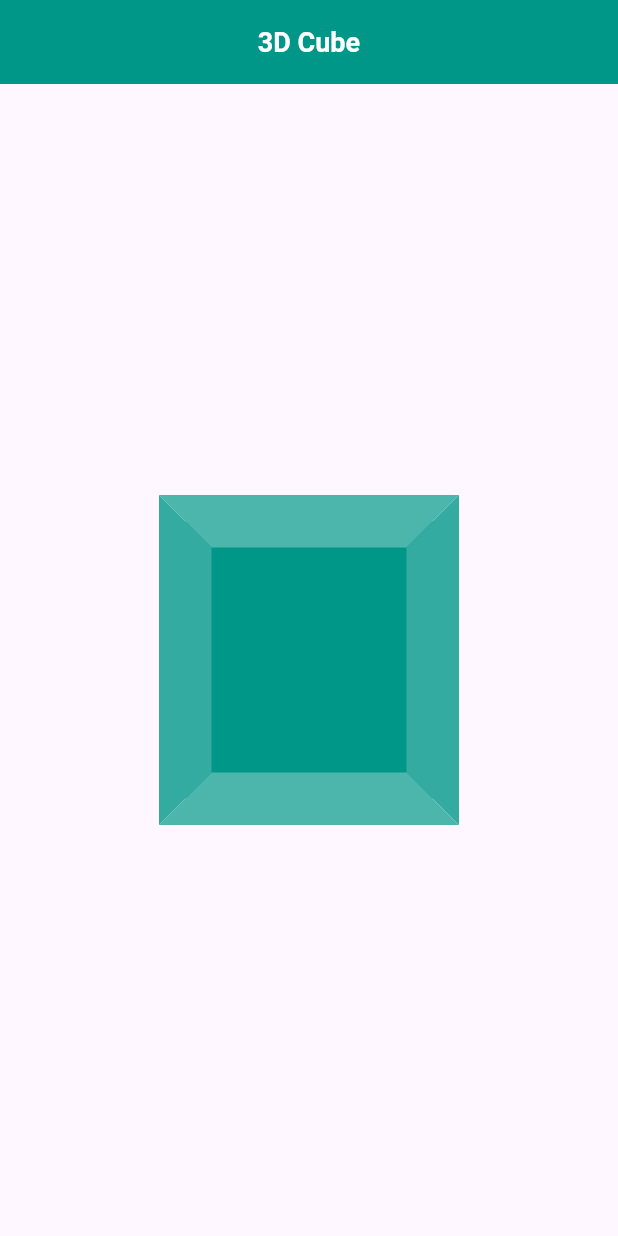
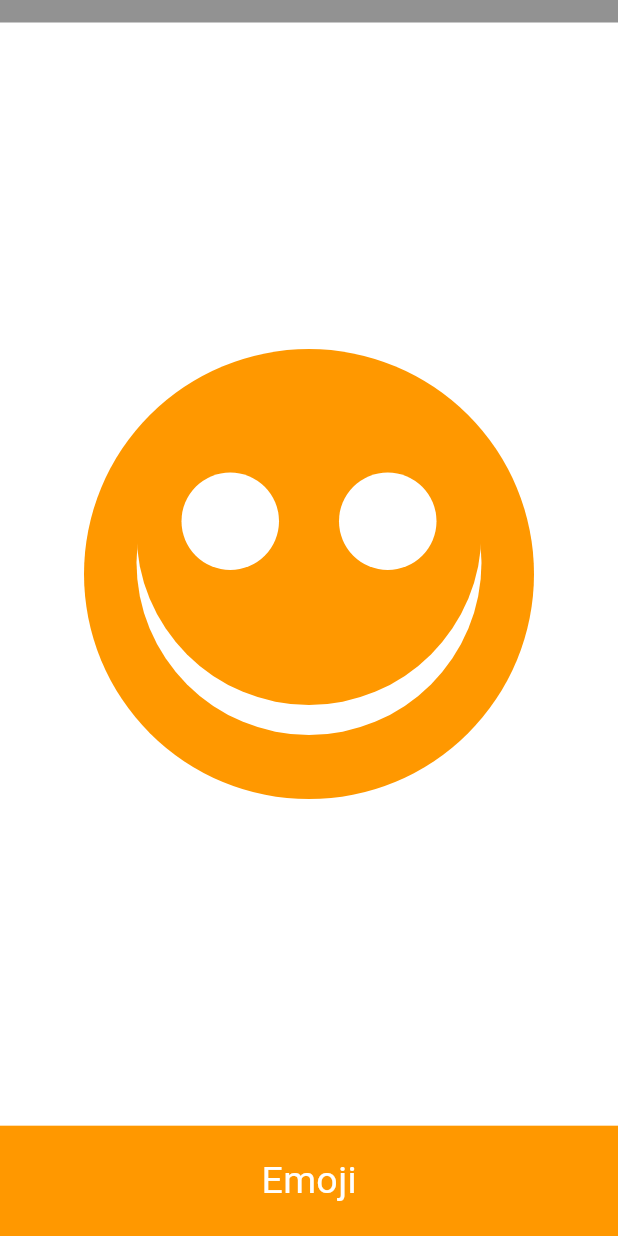
Before and after one commit to Zimil-Patel/e_commerce_tasks, a Flutter app: the screen it shows after launch, on a phone screen of 412 x 824 dp. Run offline on Flutter 3.47's test engine with Material 3 defaults, Android fonts, the phone set to English and light mode, and no system bars.

Commit message:
02-02-2024

```diff
--- /dev/null
+++ b/lib/5.1/Emoji.dart
@@ -0,0 +1,106 @@
+
+import 'package:flutter/material.dart';
+
+class Emoji extends StatelessWidget {
+  const Emoji({super.key});
+
+  @override
+  Widget build(BuildContext context) {
+    return MaterialApp(
+      debugShowCheckedModeBanner: false,
+      home: Scaffold(
+        backgroundColor: Colors.white,
+        appBar: AppBar(
+          backgroundColor: const Color(0xff929292),
+          toolbarHeight: 15,
+        ),
+        body: Center(
+          child: Column(
+            mainAxisAlignment: MainAxisAlignment.center,
+            children: [
+              Expanded(
+                flex: 10,
+                child: Container(
+                  color: Colors.white,
+                  child: Stack(
+                    alignment: Alignment.center,
+                    children: [
+                      Container(
+                        height: 300,
+                        width: 300,
+                        decoration: const BoxDecoration(
+                          color: Colors.orange,
+                          shape: BoxShape.circle
+                        ),
+                      ),
+                      Positioned(
+                        top: 245,
+                        child: Container(
+                          height: 230,
+                          width: 250,
+                          alignment: Alignment.topCenter,
+                          decoration: const BoxDecoration(
+                            color: Colors.white,
+                            shape: BoxShape.circle
+                          ),
+                        ),
+                      ),
+
+                      Positioned(
+                          top: 225,
+                          child: Container(
+                          height: 230,
+                          width: 230,
+                          decoration: const BoxDecoration(
+                            color: Colors.orange,
+                            shape: BoxShape.circle
+                        ),
+                        )
+                      ),
+
+                      Positioned(
+                          top: 300,
+                          right: 170,
+                          child: Container(
+                            height: 65,
+                            width: 65,
+                            decoration: const BoxDecoration(
+                                color: Colors.white,
+                                shape: BoxShape.circle
+                            ),
+                          )
+                      ),
+
+                      Positioned(
+                          top: 300,
+                          left: 170,
+                          child: Container(
+                            height: 65,
+                            width: 65,
+                            decoration: const BoxDecoration(
+                                color: Colors.white,
+                                shape: BoxShape.circle
+                            ),
+                          )
+                      ),
+                    ],
+                  ),
+                ),
+              ),
+              Expanded(
+                flex: 1,
+                child: Container(
+                  color: Colors.orange,
+                  alignment: Alignment.center,
+                  child: const Text('Emoji', style: TextStyle(fontSize: 25,
+                      fontWeight: FontWeight.w400,
+                      color: Colors.white),),
+                ),
+              )
+            ],
+          ),
+        ),
+      ),
+    );
+  }
+}
--- /dev/null
+++ b/lib/5.1/OpenedDoor.dart
@@ -0,0 +1,38 @@
+import 'package:flutter/material.dart';
+
+class OpenedDoor extends StatelessWidget {
+  const OpenedDoor({super.key});
+
+  @override
+  Widget build(BuildContext context) {
+    return MaterialApp(
+      debugShowCheckedModeBanner: false,
+      home: SafeArea(
+          child:  Scaffold(
+            appBar: AppBar(
+              backgroundColor: const Color(0xff191919),
+              centerTitle: true,
+              title: const Text('Opened Doors',
+                style: TextStyle(fontSize: 20,
+                    color: Colors.white,
+                    fontWeight: FontWeight.w500),),
+            ),
+            body: Center(
+              child: Container(
+                height: 180,
+                width: 180,
+                alignment: Alignment.topCenter,
+                decoration: const BoxDecoration(
+                  color: Colors.black,
+                  border: Border.symmetric(
+                    vertical: BorderSide(color: Color(0xffeeeeee), width: 55),
+                    horizontal: BorderSide(color: Colors.black, width: 30,),
+                  ),
+                ),
+              ),
+            ),
+          )
+      ),
+    );
+  }
+}
--- a/lib/main.dart
+++ b/lib/main.dart
@@ -1,11 +1,13 @@
 import 'package:e_commerce_tasks/5.1/Cube.dart';
+import 'package:e_commerce_tasks/5.1/Emoji.dart';
 import 'package:e_commerce_tasks/5.1/LetterCover.dart';
 import 'package:e_commerce_tasks/5.1/Mashal.dart';
 import 'package:e_commerce_tasks/5.1/MissionOfRNW.dart';
 import 'package:e_commerce_tasks/5.1/MixUp.dart';
 import 'package:e_commerce_tasks/5.1/MyApp.dart';
+import 'package:e_commerce_tasks/5.1/OpenedDoor.dart';
 import 'package:flutter/material.dart';
 
 void main() {
-  runApp(const Cube());
+  runApp(const Emoji());
 }
```
